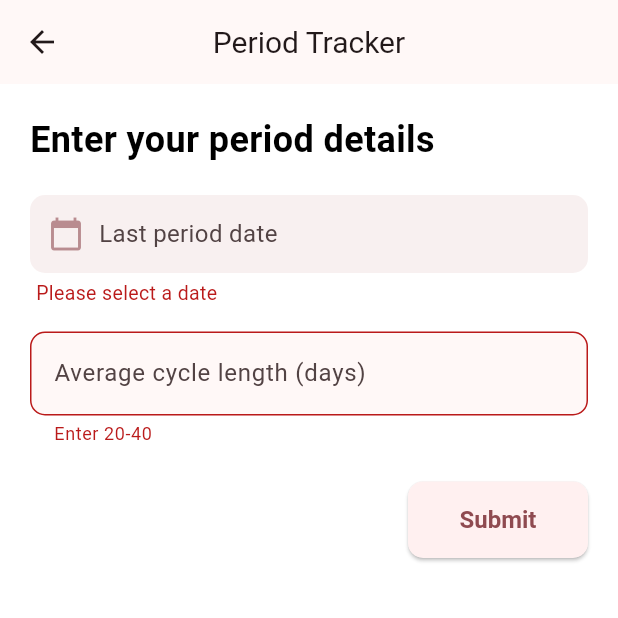
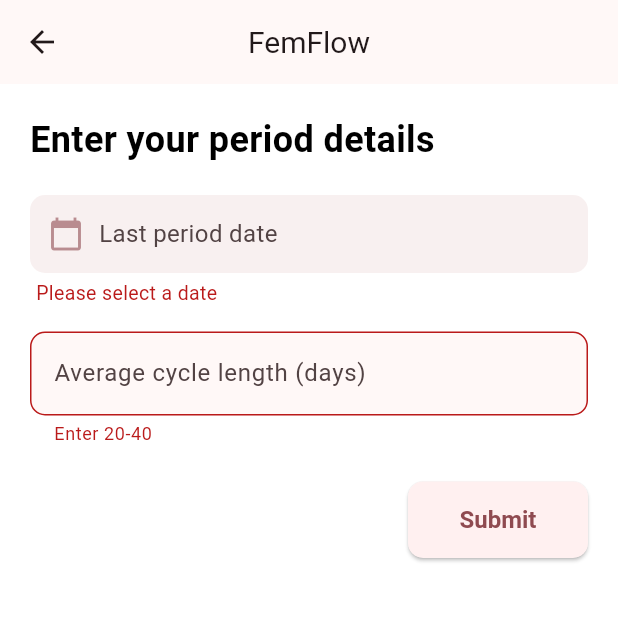
Before and after one commit to sreekumarmc72/period-tracker-app, a Flutter app: the screen it shows after launch, on a phone screen of 412 x 824 dp, the top half of it. Run offline on Flutter 3.47's test engine with Material 2 defaults, Android fonts, the phone set to English and light mode, and no system bars; our stand-ins replace shared_preferences.

```diff
--- a/lib/main.dart
+++ b/lib/main.dart
@@ -22,6 +22,7 @@ class MyApp extends StatelessWidget {
         return MaterialApp(
           title: 'Period Tracker',
           theme: themeProvider.theme,
+          debugShowCheckedModeBanner: false,
           home: const PeriodTrackerPage(),
         );
       },
--- a/lib/screens/period_tracker_page.dart
+++ b/lib/screens/period_tracker_page.dart
@@ -142,7 +142,7 @@ class _PeriodTrackerPageState extends State<PeriodTrackerPage> {
           },
         ),
         title: Text(
-          'Period Tracker',
+          'FemFlow',
           style: TextStyle(
             fontSize: 20,
             color: Theme.of(context).colorScheme.onSurface,
```
Also changed, not shown: 25 other files.
